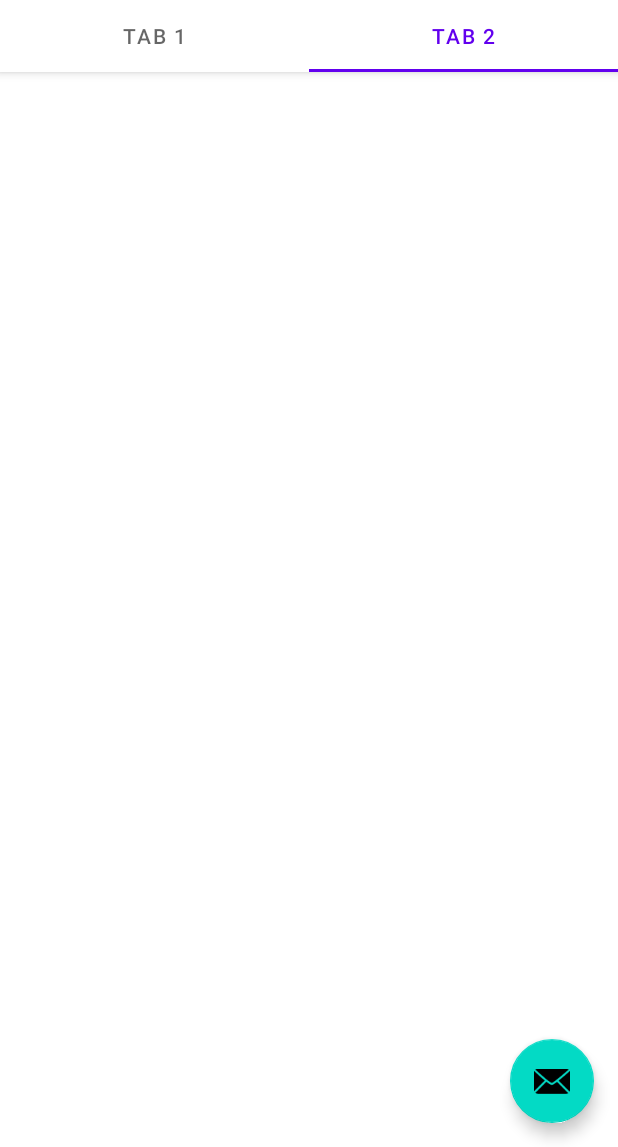
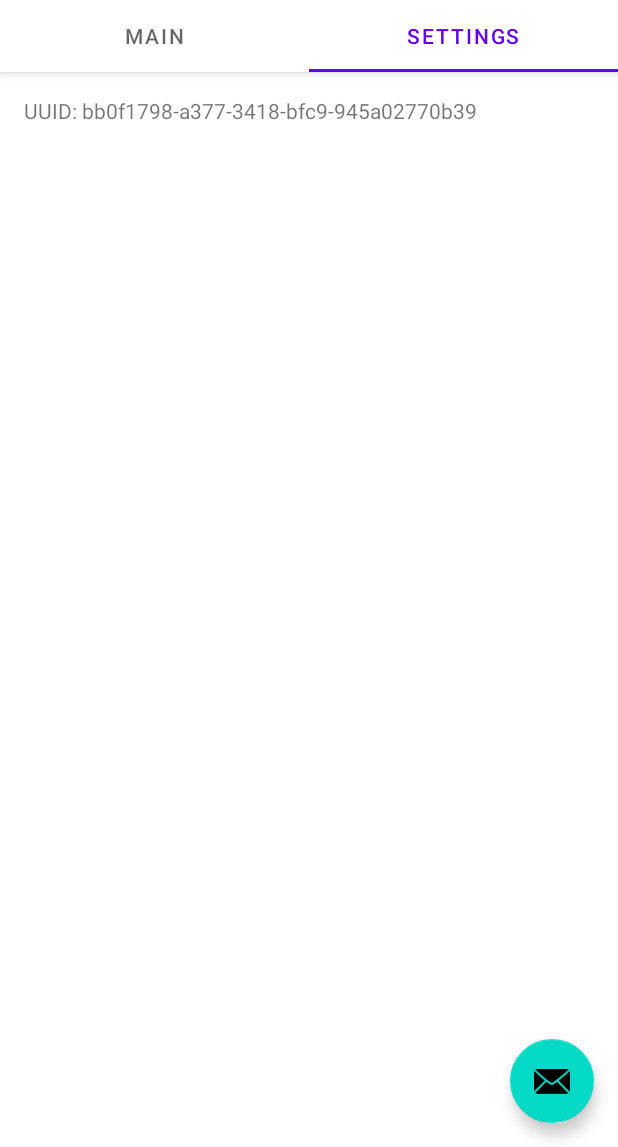
Before and after one commit to bonyby/seamless_music_streaming, an Android app: the screen it shows after launch (MainActivity), tab 2 chosen, on a phone screen of 412 x 824 dp, the part 89-1236 px from its top. Run offline under Robolectric (Android 15) with nearby library versions, the phone set to English and light mode, and no system bars; libraries missing offline, so code that uses them is left out: org.altbeacon.beacon.

Commit message:
Added a main and settings page. The settings page now displays the package UUID

```diff
--- a/companion_app/app/src/main/java/com/example/seamlessmusiccompanionapp/BLEController.kt
+++ b/companion_app/app/src/main/java/com/example/seamlessmusiccompanionapp/BLEController.kt
@@ -13,7 +13,7 @@ import java.util.*
 
 class BLEController(private val context: Activity){
     private val bleCallback = BLECallback()
-    private lateinit var packageUUID: String
+    var packageUUID: String
 
     companion object {
         private const val PACKAGE_UUID_STRING = "packageUUID"
--- a/companion_app/app/src/main/java/com/example/seamlessmusiccompanionapp/MainActivity.kt
+++ b/companion_app/app/src/main/java/com/example/seamlessmusiccompanionapp/MainActivity.kt
@@ -16,14 +16,22 @@ import java.util.*
 
 class MainActivity : AppCompatActivity() {
     private lateinit var binding: ActivityMainBinding
+    private lateinit var bleController: BLEController
 
     companion object {
+        private var instance: MainActivity? = null
         private const val BLUETOOTH_PERMISSION_CODE = 100
+
+        fun instance(): MainActivity? {
+            return instance
+        }
     }
 
     @RequiresApi(Build.VERSION_CODES.S)
     override fun onCreate(savedInstanceState: Bundle?) {
         super.onCreate(savedInstanceState)
+        instance = this
+        bleController = BLEController(this)
 
         binding = ActivityMainBinding.inflate(layoutInflater)
         setContentView(binding.root)
@@ -34,7 +42,6 @@ class MainActivity : AppCompatActivity() {
         val tabs: TabLayout = binding.tabs
         tabs.setupWithViewPager(viewPager)
 
-        val bleController = BLEController(this)
 
         val permissions1 = arrayOf(
             Manifest.permission.BLUETOOTH,
@@ -71,4 +78,9 @@ class MainActivity : AppCompatActivity() {
             Log.d("proj", "a bluetooth request")
         }
     }
+
+    // Getters & setters
+    fun getPackageUUID(): String {
+        return bleController.packageUUID
+    }
 }
--- /dev/null
+++ b/companion_app/app/src/main/java/com/example/seamlessmusiccompanionapp/ui/main/MainFragment.kt
@@ -0,0 +1,29 @@
+package com.example.seamlessmusiccompanionapp.ui.main
+
+import android.os.Bundle
+import android.view.LayoutInflater
+import android.view.View
+import android.view.ViewGroup
+import androidx.fragment.app.Fragment
+import com.example.seamlessmusiccompanionapp.databinding.FragmentMainBinding
+
+class MainFragment(): Fragment() {
+    private var _binding: FragmentMainBinding? = null
+
+    // This property is only valid between onCreateView and
+    // onDestroyView.
+    private val binding get() = _binding!!
+
+    override fun onCreateView(
+        inflater: LayoutInflater,
+        container: ViewGroup?,
+        savedInstanceState: Bundle?
+    ): View? {
+        _binding = FragmentMainBinding.inflate(inflater, container, false)
+        val root = binding.root
+        val textMain = binding.mainLabel
+        textMain.text = "Main page"
+
+        return root
+    }
+}
--- a/companion_app/app/src/main/java/com/example/seamlessmusiccompanionapp/ui/main/PlaceholderFragment.kt
+++ b/companion_app/app/src/main/java/com/example/seamlessmusiccompanionapp/ui/main/PlaceholderFragment.kt
@@ -1,73 +1,73 @@
-package com.example.seamlessmusiccompanionapp.ui.main
-
-import android.os.Bundle
-import android.view.LayoutInflater
-import android.view.View
-import android.view.ViewGroup
-import android.widget.TextView
-import androidx.fragment.app.Fragment
-import androidx.lifecycle.Observer
-import androidx.lifecycle.ViewModelProvider
-import com.example.seamlessmusiccompanionapp.R
-import com.example.seamlessmusiccompanionapp.databinding.FragmentMainBinding
-
-/**
- * A placeholder fragment containing a simple view.
- */
-class PlaceholderFragment : Fragment() {
-
-    private lateinit var pageViewModel: PageViewModel
-    private var _binding: FragmentMainBinding? = null
-
-    // This property is only valid between onCreateView and
-    // onDestroyView.
-    private val binding get() = _binding!!
-
-    override fun onCreate(savedInstanceState: Bundle?) {
-        super.onCreate(savedInstanceState)
-        pageViewModel = ViewModelProvider(this).get(PageViewModel::class.java).apply {
-            setIndex(arguments?.getInt(ARG_SECTION_NUMBER) ?: 1)
-        }
-    }
-
-    override fun onCreateView(
-        inflater: LayoutInflater, container: ViewGroup?,
-        savedInstanceState: Bundle?
-    ): View? {
-
-        _binding = FragmentMainBinding.inflate(inflater, container, false)
-        val root = binding.root
-
-        val textView: TextView = binding.sectionLabel
-        pageViewModel.text.observe(viewLifecycleOwner, Observer {
-            textView.text = it
-        })
-        return root
-    }
-
-    companion object {
-        /**
-         * The fragment argument representing the section number for this
-         * fragment.
-         */
-        private const val ARG_SECTION_NUMBER = "section_number"
-
-        /**
-         * Returns a new instance of this fragment for the given section
-         * number.
-         */
-        @JvmStatic
-        fun newInstance(sectionNumber: Int): PlaceholderFragment {
-            return PlaceholderFragment().apply {
-                arguments = Bundle().apply {
-                    putInt(ARG_SECTION_NUMBER, sectionNumber)
-                }
-            }
-        }
-    }
-
-    override fun onDestroyView() {
-        super.onDestroyView()
-        _binding = null
-    }
-}
+//package com.example.seamlessmusiccompanionapp.ui.main
+//
+//import android.os.Bundle
+//import android.view.LayoutInflater
+//import android.view.View
+//import android.view.ViewGroup
+//import android.widget.TextView
+//import androidx.fragment.app.Fragment
+//import androidx.lifecycle.Observer
+//import androidx.lifecycle.ViewModelProvider
+//import com.example.seamlessmusiccompanionapp.R
+//import com.example.seamlessmusiccompanionapp.databinding.FragmentMainBinding
+//
+///**
+// * A placeholder fragment containing a simple view.
+// */
+//class PlaceholderFragment : Fragment() {
+//
+//    private lateinit var pageViewModel: PageViewModel
+//    private var _binding: FragmentMainBinding? = null
+//
+//    // This property is only valid between onCreateView and
+//    // onDestroyView.
+//    private val binding get() = _binding!!
+//
+//    override fun onCreate(savedInstanceState: Bundle?) {
+//        super.onCreate(savedInstanceState)
+//        pageViewModel = ViewModelProvider(this).get(PageViewModel::class.java).apply {
+//            setIndex(arguments?.getInt(ARG_SECTION_NUMBER) ?: 1)
+//        }
+//    }
+//
+//    override fun onCreateView(
+//        inflater: LayoutInflater, container: ViewGroup?,
+//        savedInstanceState: Bundle?
+//    ): View? {
+//
+//        _binding = FragmentMainBinding.inflate(inflater, container, false)
+//        val root = binding.root
+//
+//        val textView: TextView = binding.uuidLabel
+//        pageViewModel.text.observe(viewLifecycleOwner, Observer {
+//            textView.text = it
+//        })
+//        return root
+//    }
+//
+//    companion object {
+//        /**
+//         * The fragment argument representing the section number for this
+//         * fragment.
+//         */
+//        private const val ARG_SECTION_NUMBER = "section_number"
+//
+//        /**
+//         * Returns a new instance of this fragment for the given section
+//         * number.
+//         */
+//        @JvmStatic
+//        fun newInstance(sectionNumber: Int): PlaceholderFragment {
+//            return PlaceholderFragment().apply {
+//                arguments = Bundle().apply {
+//                    putInt(ARG_SECTION_NUMBER, sectionNumber)
+//                }
+//            }
+//        }
+//    }
+//
+//    override fun onDestroyView() {
+//        super.onDestroyView()
+//        _binding = null
+//    }
+//}
--- a/companion_app/app/src/main/java/com/example/seamlessmusiccompanionapp/ui/main/SectionsPagerAdapter.kt
+++ b/companion_app/app/src/main/java/com/example/seamlessmusiccompanionapp/ui/main/SectionsPagerAdapter.kt
@@ -21,7 +21,10 @@ class SectionsPagerAdapter(private val context: Context, fm: FragmentManager) :
     override fun getItem(position: Int): Fragment {
         // getItem is called to instantiate the fragment for the given page.
         // Return a PlaceholderFragment (defined as a static inner class below).
-        return PlaceholderFragment.newInstance(position + 1)
+        return when(position) {
+            0 -> MainFragment()
+            else -> SettingsFragment()
+        }
     }
 
     override fun getPageTitle(position: Int): CharSequence? {
--- /dev/null
+++ b/companion_app/app/src/main/java/com/example/seamlessmusiccompanionapp/ui/main/SettingsFragment.kt
@@ -0,0 +1,31 @@
+package com.example.seamlessmusiccompanionapp.ui.main
+
+import android.os.Bundle
+import android.view.LayoutInflater
+import android.view.View
+import android.view.ViewGroup
+import androidx.fragment.app.Fragment
+import com.example.seamlessmusiccompanionapp.MainActivity
+import com.example.seamlessmusiccompanionapp.R
+import com.example.seamlessmusiccompanionapp.databinding.FragmentSettingsBinding
+
+class SettingsFragment(): Fragment() {
+    private var _binding: FragmentSettingsBinding? = null
+
+    // This property is only valid between onCreateView and
+    // onDestroyView.
+    private val binding get() = _binding!!
+
+    override fun onCreateView(
+        inflater: LayoutInflater,
+        container: ViewGroup?,
+        savedInstanceState: Bundle?
+    ): View? {
+        _binding = FragmentSettingsBinding.inflate(inflater, container, false)
+        val root = binding.root
+        val textUuid = binding.uuidLabel
+        textUuid.text = getString(R.string.uuid_present_text, MainActivity.instance()?.getPackageUUID())
+
+        return root
+    }
+}
--- a/companion_app/app/src/main/res/layout/fragment_main.xml
+++ b/companion_app/app/src/main/res/layout/fragment_main.xml
@@ -8,7 +8,7 @@
     tools:context=".ui.main.PlaceholderFragment">
 
     <TextView
-        android:id="@+id/section_label"
+        android:id="@+id/mainLabel"
         android:layout_width="wrap_content"
         android:layout_height="wrap_content"
         android:layout_marginStart="@dimen/activity_horizontal_margin"
--- /dev/null
+++ b/companion_app/app/src/main/res/layout/fragment_settings.xml
@@ -0,0 +1,16 @@
+<?xml version="1.0" encoding="utf-8"?>
+<androidx.constraintlayout.widget.ConstraintLayout xmlns:android="http://schemas.android.com/apk/res/android"
+    xmlns:app="http://schemas.android.com/apk/res-auto"
+    android:layout_width="match_parent"
+             android:layout_height="match_parent">
+
+    <TextView
+        android:id="@+id/uuidLabel"
+        android:layout_width="wrap_content"
+        android:layout_height="wrap_content"
+        android:layout_marginStart="16dp"
+        android:layout_marginTop="16dp"
+        android:text="TextView"
+        app:layout_constraintStart_toStartOf="parent"
+        app:layout_constraintTop_toTopOf="parent" />
+</androidx.constraintlayout.widget.ConstraintLayout>
--- a/companion_app/app/src/main/res/values/strings.xml
+++ b/companion_app/app/src/main/res/values/strings.xml
@@ -1,5 +1,6 @@
 <resources>
     <string name="app_name">Seamless Music Companion App</string>
-    <string name="tab_text_1">Tab 1</string>
-    <string name="tab_text_2">Tab 2</string>
+    <string name="tab_text_1">Main</string>
+    <string name="tab_text_2">Settings</string>
+    <string name="uuid_present_text">UUID: %1$s</string>
 </resources>
```
